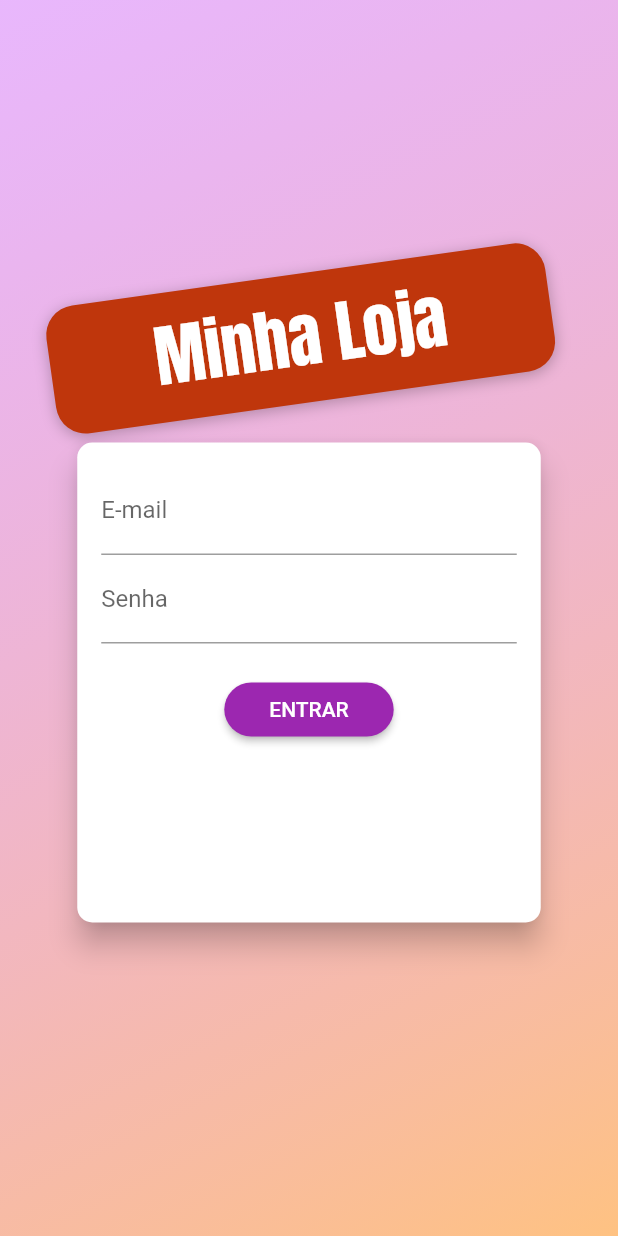
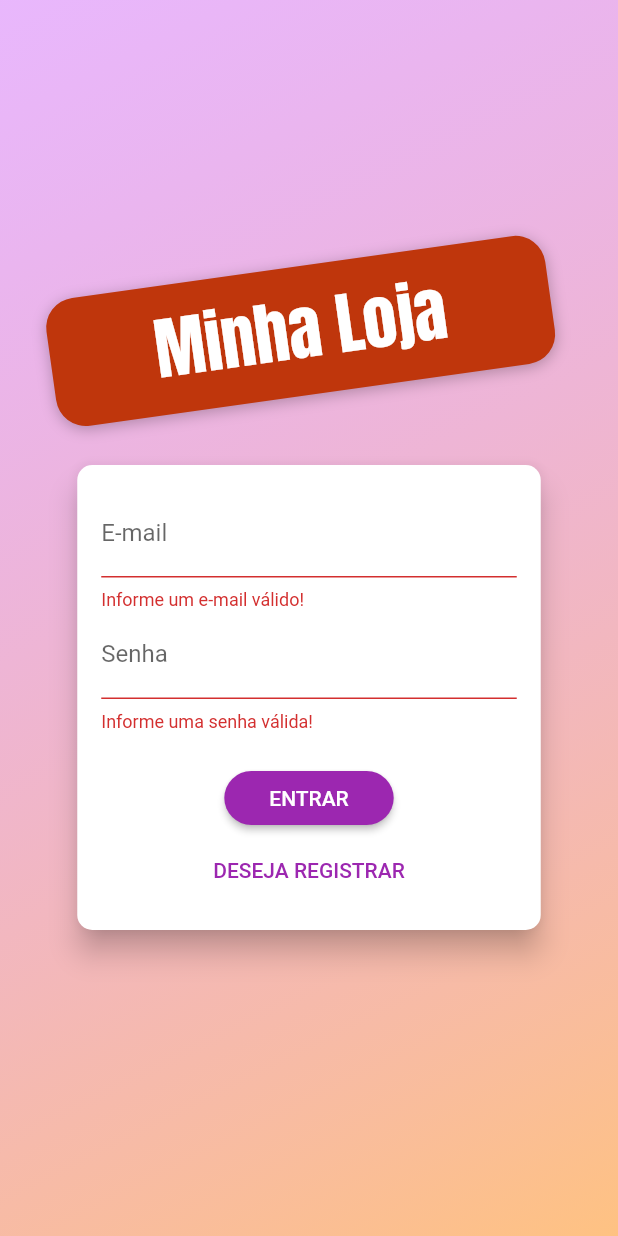
Before and after one commit to leobtt/udy_shop, a Flutter app: the screen it shows after launch, after a tap on "ENTRAR", on a phone screen of 412 x 824 dp. Run offline on Flutter 3.47's test engine with Material 2 defaults, Android fonts, the phone set to English and light mode, and no system bars; our stand-ins replace flutter_dotenv; network calls fail.

```diff
--- a/lib/components/auth_form.dart
+++ b/lib/components/auth_form.dart
@@ -1,4 +1,7 @@
 import 'package:flutter/material.dart';
+import 'package:provider/provider.dart';
+import 'package:udy_shop/exceptions/auth_exception.dart';
+import 'package:udy_shop/models/auth.dart';
 
 enum AuthMode { signup, login }
 
@@ -11,13 +14,74 @@ class AuthForm extends StatefulWidget {
 
 class _AuthFormState extends State<AuthForm> {
   final _passwordController = TextEditingController();
+  final _formKey = GlobalKey<FormState>();
+  bool _isLoading = false;
   AuthMode _authMode = AuthMode.login;
   Map<String, String> _authData = {
     'email': '',
     'password': '',
   };
 
-  void onSubmit() {}
+  bool _isLogin() => _authMode == AuthMode.login;
+  bool _isSignup() => _authMode == AuthMode.signup;
+
+  void showErrorDialog(String msg) {
+    showDialog(
+        context: context,
+        builder: (ctx) {
+          return AlertDialog(
+            content: Text(msg),
+            title: const Text('Ocorreu um erro.'),
+            actions: [
+              TextButton(
+                onPressed: () => Navigator.of(context).pop(),
+                child: const Text('Fechar'),
+              )
+            ],
+          );
+        });
+  }
+
+  void onSubmit() async {
+    final isValid = _formKey.currentState?.validate() ?? false;
+
+    if (!isValid) return;
+
+    setState(() => _isLoading = true);
+
+    _formKey.currentState?.save();
+    Auth auth = Provider.of<Auth>(context, listen: false);
+
+    try {
+      if (_isLogin()) {
+        await auth.login(
+          _authData['email']!,
+          _authData['password']!,
+        );
+      } else {
+        await auth.signup(
+          _authData['email']!,
+          _authData['password']!,
+        );
+      }
+    } on AuthException catch (error) {
+      showErrorDialog(error.toString());
+    } catch (error) {
+      showErrorDialog('Ocorreu um erro inesperado.');
+    }
+
+    setState(() => _isLoading = false);
+  }
+
+  void _switchAuthMode() {
+    setState(() {
+      if (_isLogin()) {
+        _authMode = AuthMode.signup;
+      } else {
+        _authMode = AuthMode.login;
+      }
+    });
+  }
 
   @override
   Widget build(BuildContext context) {
@@ -28,8 +92,9 @@ class _AuthFormState extends State<AuthForm> {
       child: Container(
         padding: const EdgeInsets.all(16),
         width: deviceSize.width * 0.75,
-        height: 320,
+        height: _isLogin() ? 310 : 400,
         child: Form(
+          key: _formKey,
           child: Column(
             children: [
               TextFormField(
@@ -38,7 +103,7 @@ class _AuthFormState extends State<AuthForm> {
                 onSaved: (email) => _authData['email'] = email ?? '',
                 validator: (email) {
                   final _email = email ?? '';
-                if (_email.trim().isEmpty || _email.contains('@')) {
+                  if (_email.trim().isEmpty || !_email.contains('@')) {
                     return 'Informe um e-mail válido!';
                   }
                   return null;
@@ -58,7 +123,7 @@ class _AuthFormState extends State<AuthForm> {
                   return null;
                 },
               ),
-            if (_authMode == AuthMode.signup)
+              if (_isSignup())
                 TextFormField(
                   decoration:
                       const InputDecoration(labelText: 'Confirme a senha'),
@@ -74,9 +139,11 @@ class _AuthFormState extends State<AuthForm> {
                   },
                 ),
               const SizedBox(height: 20),
+              if (_isLoading)
+                const CircularProgressIndicator()
+              else
                 ElevatedButton(
                   onPressed: onSubmit,
-              child: Text(_authMode == AuthMode.login ? 'ENTRAR' : 'REGISTRAR'),
                   style: ElevatedButton.styleFrom(
                     shape: RoundedRectangleBorder(
                       borderRadius: BorderRadius.circular(30),
@@ -84,10 +151,19 @@ class _AuthFormState extends State<AuthForm> {
                     padding: const EdgeInsets.symmetric(
                       horizontal: 30,
                       vertical: 8,
-                  )),
                     ),
+                  ),
+                  child: Text(
+                      _authMode == AuthMode.login ? 'ENTRAR' : 'REGISTRAR'),
+                ),
+              const Spacer(),
+              TextButton(
+                  onPressed: _switchAuthMode,
+                  child: Text(
+                      _isLogin() ? 'DESEJA REGISTRAR' : 'JÁ POSSUI CONTA?'))
             ],
-        )),
+          ),
+        ),
       ),
     );
   }
--- /dev/null
+++ b/lib/exceptions/auth_exception.dart
@@ -0,0 +1,17 @@
+class AuthException implements Exception {
+  final String key;
+  static const Map<String, String> errors = {
+    'OPERATION_NOT_ALLOWED': 'Operação não permitida!',
+    'EMAIL_NOT_FOUND': 'E-mail não encontrado!',
+    'INVALID_PASSWORD': 'Senha informada não confere.',
+    'USER_DISABLED': 'A conta de usuário foi desabilitada.',
+    'EMAIL_EXISTS': 'E-mail já cadastrado, tente outro e-mail.',
+  };
+
+  AuthException(this.key);
+
+  @override
+  String toString() {
+    return errors[key] ?? 'Ocorreu um erro no processo de autentificação.';
+  }
+}
--- a/lib/main.dart
+++ b/lib/main.dart
@@ -1,6 +1,7 @@
 import 'package:flutter/material.dart';
 import 'package:flutter_dotenv/flutter_dotenv.dart';
 import 'package:provider/provider.dart';
+import 'package:udy_shop/models/auth.dart';
 import 'package:udy_shop/models/cart.dart';
 import 'package:udy_shop/models/order_list.dart';
 import 'package:udy_shop/models/product_list.dart';
@@ -29,6 +30,7 @@ class MyApp extends StatelessWidget {
         ChangeNotifierProvider(create: (_) => ProductList()),
         ChangeNotifierProvider(create: (_) => Cart()),
         ChangeNotifierProvider(create: (_) => OrderList()),
+        ChangeNotifierProvider(create: (_) => Auth())
       ],
       child: MaterialApp(
         debugShowCheckedModeBanner: false,
--- a/lib/pages/auth_page.dart
+++ b/lib/pages/auth_page.dart
@@ -32,6 +32,8 @@ class AuthPage extends StatelessWidget {
                 Container(
                   // .. cascade operator - retorna a própria váriavel, alguns retornam void, por isso usando o cascade conseguimos encadear
                   transform: Matrix4.rotationZ(-8 * pi / 180)..translate(-10.0),
+
+                  margin: const EdgeInsets.only(bottom: 20),
                   padding:
                       const EdgeInsets.symmetric(horizontal: 70, vertical: 10),
                   decoration: BoxDecoration(
```
Also changed, not shown: lib/models/auth.dart (added, +41 -0 lines). Lines whose indentation alone changed are shown as unchanged.
